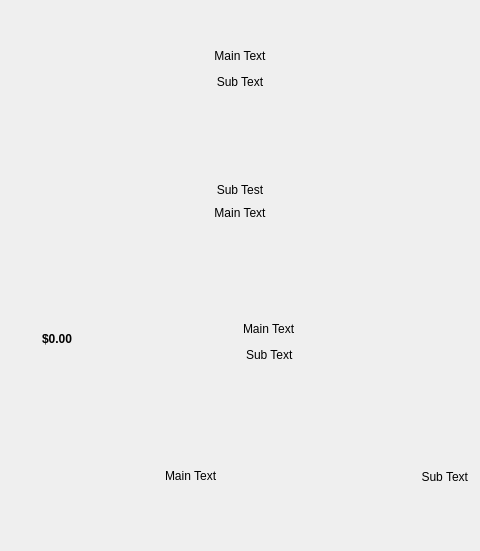
Qt form widgets/kelguibutton.ui (demlabs-cellframe/dap-ui-sdk) before a commit.
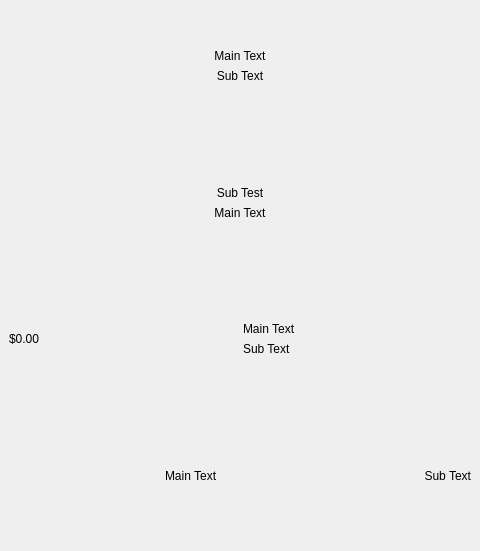
The same form after that commit. Custom widgets are drawn as their Qt base class.

Commit message: fixed file loading function. changed SetFrame to proper className setup. added widget plugin definition. removed frame property for widget replacing it with classNames style. added frame to globalstyle.css. trying to fix issues with frame displaying.

```diff
--- a/widgets/kelguibutton.ui
+++ b/widgets/kelguibutton.ui
@@ -32,50 +32,7 @@
    <item>
     <widget class="KelGuiWidget" name="KelGuiButtonBackground" native="true">
      <property name="styleSheet">
-      <string notr="true">QLabel#KelGuiButtonTextMain,
-QLabel#KelGuiButtonTextMain_2,
-QLabel#KelGuiButtonTextMain_3,
-QLabel#KelGuiButtonTextMain_4
-{
-font: 20px/24px;
-font-weight: normal;
-font-style: normal;
-font-size: bold;
-font-family: 'Lato';
-}
-
-QLabel#KelGuiButtonTextSub,
-QLabel#KelGuiButtonTextSub_2,
-QLabel#KelGuiButtonTextSub_3,
-QLabel#KelGuiButtonTextSub_4
-{
-margin-top: 3px;
-font: 12px/15px;
-font-weight: normal;
-font-style: normal;
-font-size: normal;
-font-family: 'Lato';
-}
-
-QLabel#KelGuiButtonTextLeft
-{
-margin-left: 30px;
-font: 30px/36px;
-font-weight: bold;
-font-style: bold;
-font-size: bold;
-font-family: 'Lato';
-}
-
-QWidget#KelGuiButtonBackground[frame=true]
-{
-background: #f7f8fa;
-border-radius: 13px;
-border-top: 3px inset #ffffff;
-border-left: 3px inset #ffffff;
-border-bottom: 3px inset rgba(174,174,192,96);
-border-right: 3px inset rgba(174,174,192,96);
-}</string>
+      <string notr="true"/>
      </property>
      <layout class="QVBoxLayout" name="verticalLayout_4">
       <property name="leftMargin">
```
Left out of the diff: 4 changed lines with no effect on the pictures. The commit also changes 11 other files.
